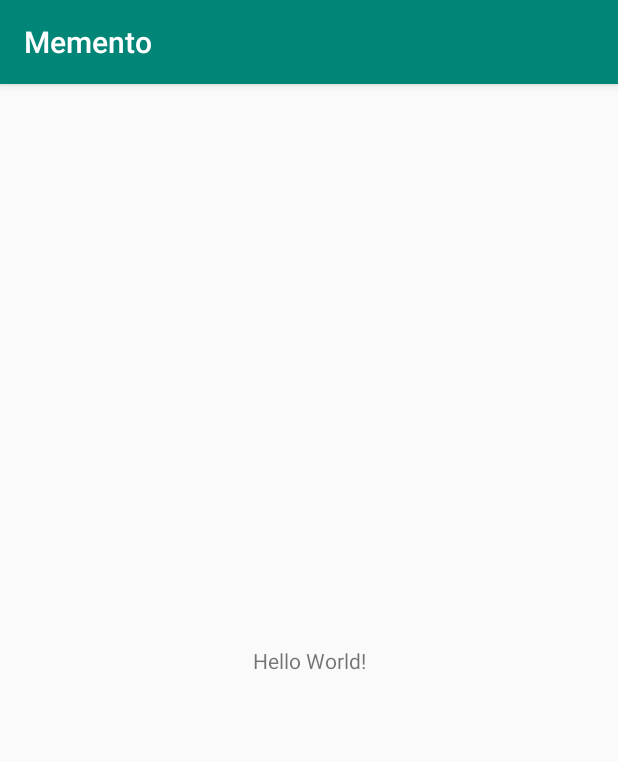
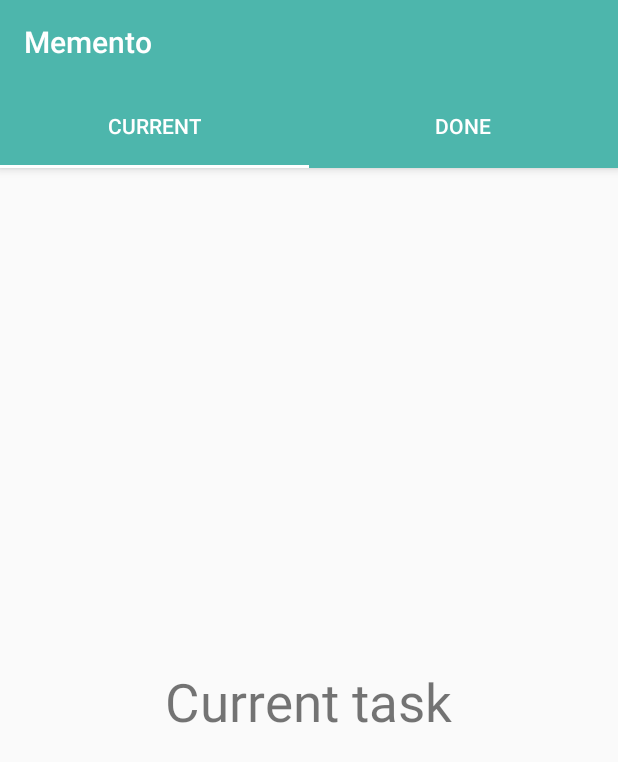
Before and after one commit to kolkol69/Memento, an Android app: the screen it shows after launch (MainActivity), on a phone screen of 412 x 824 dp. Shown: the top 762 px of the screen. Run offline under Robolectric (Android 15) with nearby library versions, the phone set to English and light mode, and no system bars.

```diff
--- a/app/build.gradle
+++ b/app/build.gradle
@@ -22,7 +22,9 @@ dependencies {
     implementation fileTree(dir: 'libs', include: ['*.jar'])
     implementation 'androidx.appcompat:appcompat:1.1.0'
     implementation 'androidx.constraintlayout:constraintlayout:1.1.3'
-    implementation 'com.google.android.material:material:1.0.0'
+    implementation 'com.android.support:design:28.0.0'
+    implementation 'androidx.legacy:legacy-support-v4:1.0.0'
+    implementation 'com.android.support:support-v13:28.0.0'
     testImplementation 'junit:junit:4.12'
     androidTestImplementation 'androidx.test:runner:1.2.0'
     androidTestImplementation 'androidx.test.espresso:espresso-core:3.2.0'
--- a/app/src/main/AndroidManifest.xml
+++ b/app/src/main/AndroidManifest.xml
@@ -8,7 +8,7 @@
     android:label="@string/app_name"
     android:roundIcon="@mipmap/ic_launcher_round"
     android:supportsRtl="true"
-        android:theme="@style/AppTheme">
+    android:theme="@style/AppTheme.Launcher">
     <activity android:name=".MainActivity">
         <intent-filter>
             <action android:name="android.intent.action.MAIN" />
--- a/app/src/main/java/com/example/memento/MainActivity.java
+++ b/app/src/main/java/com/example/memento/MainActivity.java
@@ -1,14 +1,62 @@
 package com.example.memento;
 
 import androidx.appcompat.app.AppCompatActivity;
+import androidx.appcompat.widget.Toolbar;
+import androidx.fragment.app.FragmentManager;
+import androidx.viewpager.widget.ViewPager;
 
 import android.os.Bundle;
 
+import com.example.memento.adapter.TabAdapter;
+import com.google.android.material.tabs.TabLayout;
+
 public class MainActivity extends AppCompatActivity {
+
+    FragmentManager fragmentManager;
 
     @Override
     protected void onCreate(Bundle savedInstanceState) {
+        setTheme(R.style.AppTheme);
         super.onCreate(savedInstanceState);
         setContentView(R.layout.activity_main);
+
+        fragmentManager = getSupportFragmentManager();
+
+        setUI();
+    }
+
+    private void setUI() {
+        Toolbar toolbar = (Toolbar) findViewById(R.id.toolbar);
+        if (toolbar != null) {
+            toolbar.setTitleTextColor(getResources().getColor(R.color.white));
+            setSupportActionBar(toolbar);
+        }
+
+        TabLayout tabLayout = (TabLayout) findViewById(R.id.tab_layout);
+        tabLayout.addTab(tabLayout.newTab().setText(R.string.current_task));
+        tabLayout.addTab(tabLayout.newTab().setText(R.string.done_taks));
+
+        final ViewPager viewPager = (ViewPager) findViewById(R.id.pager);
+        TabAdapter tabAdapter = new TabAdapter(fragmentManager, 2);
+
+        viewPager.setAdapter(tabAdapter);
+        viewPager.addOnPageChangeListener(new TabLayout.TabLayoutOnPageChangeListener(tabLayout));
+
+        tabLayout.addOnTabSelectedListener(new TabLayout.OnTabSelectedListener() {
+            @Override
+            public void onTabSelected(TabLayout.Tab tab) {
+                viewPager.setCurrentItem((tab.getPosition()));
+            }
+
+            @Override
+            public void onTabUnselected(TabLayout.Tab tab) {
+
+            }
+
+            @Override
+            public void onTabReselected(TabLayout.Tab tab) {
+
+            }
+        });
     }
 }
--- /dev/null
+++ b/app/src/main/java/com/example/memento/adapter/TabAdapter.java
@@ -0,0 +1,38 @@
+package com.example.memento.adapter;
+
+import androidx.annotation.NonNull;
+import androidx.fragment.app.Fragment;
+import androidx.fragment.app.FragmentManager;
+import androidx.fragment.app.FragmentStatePagerAdapter;
+
+import com.example.memento.fragment.CurrentTaskFragment;
+import com.example.memento.fragment.DoneTaskFragment;
+
+public class TabAdapter extends FragmentStatePagerAdapter {
+
+    private int numberOfTabs;
+
+    public TabAdapter(@NonNull FragmentManager fm, int numberOfTabs) {
+        super(fm);
+        this.numberOfTabs = numberOfTabs;
+    }
+
+    @NonNull
+    @Override
+    public Fragment getItem(int i) {
+
+        switch (i) {
+            case 0:
+                return new CurrentTaskFragment();
+            case 1:
+                return new DoneTaskFragment();
+            default:
+                return null;
+        }
+    }
+
+    @Override
+    public int getCount() {
+        return numberOfTabs;
+    }
+}
--- /dev/null
+++ b/app/src/main/java/com/example/memento/fragment/CurrentTaskFragment.java
@@ -0,0 +1,33 @@
+package com.example.memento.fragment;
+
+
+import android.os.Bundle;
+
+import androidx.fragment.app.Fragment;
+
+import android.view.LayoutInflater;
+import android.view.View;
+import android.view.ViewGroup;
+
+import com.example.memento.R;
+
+
+/**
+ * A simple {@link Fragment} subclass.
+ */
+public class CurrentTaskFragment extends Fragment {
+
+
+    public CurrentTaskFragment() {
+        // Required empty public constructor
+    }
+
+
+    @Override
+    public View onCreateView(LayoutInflater inflater, ViewGroup container,
+                             Bundle savedInstanceState) {
+        // Inflate the layout for this fragment
+        return inflater.inflate(R.layout.fragment_current_task, container, false);
+    }
+
+}
--- /dev/null
+++ b/app/src/main/java/com/example/memento/fragment/DoneTaskFragment.java
@@ -0,0 +1,33 @@
+package com.example.memento.fragment;
+
+
+import android.os.Bundle;
+
+import androidx.fragment.app.Fragment;
+
+import android.view.LayoutInflater;
+import android.view.View;
+import android.view.ViewGroup;
+
+import com.example.memento.R;
+
+
+/**
+ * A simple {@link Fragment} subclass.
+ */
+public class DoneTaskFragment extends Fragment {
+
+
+    public DoneTaskFragment() {
+        // Required empty public constructor
+    }
+
+
+    @Override
+    public View onCreateView(LayoutInflater inflater, ViewGroup container,
+                             Bundle savedInstanceState) {
+        // Inflate the layout for this fragment
+        return inflater.inflate(R.layout.fragment_done_task, container, false);
+    }
+
+}
--- /dev/null
+++ b/app/src/main/res/drawable/splash_background.xml
@@ -0,0 +1,17 @@
+<?xml version="1.0" encoding="utf-8"?>
+
+<!-- The android:opacity=”opaque” line — this is critical in preventing a flash of black as your theme transitions. -->
+<layer-list xmlns:android="http://schemas.android.com/apk/res/android" android:opacity="opaque">
+
+    <!-- The background color, preferably the same as your normal theme -->
+    <item android:drawable="@android:color/white"/>
+
+    <!-- Your product logo - 144dp color version of your app icon -->
+    <item>
+
+        <bitmap
+            android:layout_width="wrap_content"
+            android:layout_height="wrap_content"
+            android:src="@drawable/splash"/>
+    </item>
+</layer-list>
--- a/app/src/main/res/layout/activity_main.xml
+++ b/app/src/main/res/layout/activity_main.xml
@@ -1,18 +1,51 @@
 <?xml version="1.0" encoding="utf-8"?>
-<androidx.constraintlayout.widget.ConstraintLayout xmlns:android="http://schemas.android.com/apk/res/android"
+<FrameLayout
+    xmlns:android="http://schemas.android.com/apk/res/android"
     xmlns:app="http://schemas.android.com/apk/res-auto"
     xmlns:tools="http://schemas.android.com/tools"
+    android:id="@+id/content_frame"
     android:layout_width="match_parent"
-    android:layout_height="match_parent"
-    tools:context=".MainActivity">
+    android:layout_height="match_parent">
 
-    <TextView
-        android:layout_width="wrap_content"
-        android:layout_height="wrap_content"
-        android:text="Hello World!"
-        app:layout_constraintBottom_toBottomOf="parent"
-        app:layout_constraintLeft_toLeftOf="parent"
-        app:layout_constraintRight_toRightOf="parent"
-        app:layout_constraintTop_toTopOf="parent" />
+    <androidx.coordinatorlayout.widget.CoordinatorLayout
+        android:id="@+id/coordinator"
+        android:layout_width="match_parent"
+        android:layout_height="match_parent"
+        tools:context=".MainActivity">
 
-</androidx.constraintlayout.widget.ConstraintLayout>
+        <androidx.viewpager.widget.ViewPager
+            android:id="@+id/pager"
+            android:layout_width="match_parent"
+            android:layout_height="wrap_content"
+            android:layout_marginTop="112dp"
+            app:layout_constraintTop_toTopOf="parent" />
+
+        <com.google.android.material.appbar.AppBarLayout
+            android:id="@+id/app_bar_layout"
+            android:layout_width="match_parent"
+            android:layout_height="wrap_content"
+            android:layout_marginTop="0dp"
+            app:layout_constraintTop_toTopOf="parent"
+            tools:ignore="ExtraText">
+
+            <androidx.appcompat.widget.Toolbar
+                android:id="@+id/toolbar"
+                android:layout_width="match_parent"
+                android:layout_height="?attr/actionBarSize"
+                android:layout_marginTop="0dp"
+                app:layout_constraintTop_toTopOf="parent"
+                tools:layout_editor_absoluteX="0dp" />
+
+            <com.google.android.material.tabs.TabLayout
+                android:id="@+id/tab_layout"
+                android:layout_width="match_parent"
+                android:layout_height="?attr/actionBarSize"
+                app:tabIndicatorColor="@android:color/background_light"
+                app:tabSelectedTextColor="@android:color/background_light"
+                app:tabTextColor="@android:color/background_light" />
+
+
+            />
+        </com.google.android.material.appbar.AppBarLayout>
+    </androidx.coordinatorlayout.widget.CoordinatorLayout>
+</FrameLayout>
--- /dev/null
+++ b/app/src/main/res/layout/fragment_current_task.xml
@@ -0,0 +1,16 @@
+<?xml version="1.0" encoding="utf-8"?>
+<FrameLayout xmlns:android="http://schemas.android.com/apk/res/android"
+    xmlns:tools="http://schemas.android.com/tools"
+    android:layout_width="match_parent"
+    android:layout_height="match_parent"
+    tools:context=".fragment.CurrentTaskFragment">
+
+    <!-- TODO: Update blank fragment layout -->
+    <TextView
+        android:layout_width="wrap_content"
+        android:layout_height="wrap_content"
+        android:text="Current task"
+        android:layout_gravity="center"
+        android:textSize="35sp"/>
+
+</FrameLayout>
--- /dev/null
+++ b/app/src/main/res/layout/fragment_done_task.xml
@@ -0,0 +1,16 @@
+<?xml version="1.0" encoding="utf-8"?>
+<FrameLayout xmlns:android="http://schemas.android.com/apk/res/android"
+    xmlns:tools="http://schemas.android.com/tools"
+    android:layout_width="match_parent"
+    android:layout_height="match_parent"
+    tools:context=".fragment.DoneTaskFragment">
+
+    <!-- TODO: Update blank fragment layout -->
+    <TextView
+        android:layout_width="wrap_content"
+        android:layout_height="wrap_content"
+        android:text="Done task"
+        android:layout_gravity="center"
+        android:textSize="35sp"/>
+
+</FrameLayout>
--- a/app/src/main/res/values/colors.xml
+++ b/app/src/main/res/values/colors.xml
@@ -1,6 +1,8 @@
 <?xml version="1.0" encoding="utf-8"?>
 <resources>
-    <color name="colorPrimary">#008577</color>
-    <color name="colorPrimaryDark">#00574B</color>
-    <color name="colorAccent">#D81B60</color>
+    <color name="colorPrimary">#4db6ac</color>
+    <color name="colorPrimaryDark">#00867d</color>
+    <color name="colorAccent">#82e9de</color>
+
+    <color name="white">#ffffff</color>
 </resources>
--- a/app/src/main/res/values/strings.xml
+++ b/app/src/main/res/values/strings.xml
@@ -1,3 +1,9 @@
 <resources>
     <string name="app_name">Memento</string>
+
+    <!-- TODO: Remove or change this placeholder text -->
+    <string name="hello_blank_fragment">Hello blank fragment</string>
+
+    <string name="current_task">Current</string>
+    <string name="done_taks">Done</string>
 </resources>
--- a/app/src/main/res/values/styles.xml
+++ b/app/src/main/res/values/styles.xml
@@ -1,11 +1,18 @@
 <resources>
 
     <!-- Base application theme. -->
-    <style name="AppTheme" parent="Theme.AppCompat.Light.DarkActionBar">
+    <style name="AppTheme" parent="Theme.AppCompat.Light.NoActionBar">
         <!-- Customize your theme here. -->
         <item name="colorPrimary">@color/colorPrimary</item>
         <item name="colorPrimaryDark">@color/colorPrimaryDark</item>
         <item name="colorAccent">@color/colorAccent</item>
     </style>
 
+    <!-- Splash Screen theme. -->
+    <style name="AppTheme.Launcher">
+        <item name="android:windowBackground">@drawable/splash_background</item>
+        <!-- Optional, on Android 5+ you can modify the colorPrimaryDark color to match the windowBackground color for further branding-->
+        <item name="colorPrimaryDark">@android:color/white</item>
+    </style>
+
 </resources>
```
Also changed, not shown: app/src/main/java/com/example/memento/fragment/SplashFragment.java (added, +57 -0 lines), app/src/main/res/drawable/logo_transparent.png (added), app/src/main/res/drawable/splash.png (added). Lines whose indentation alone changed are shown as unchanged.
